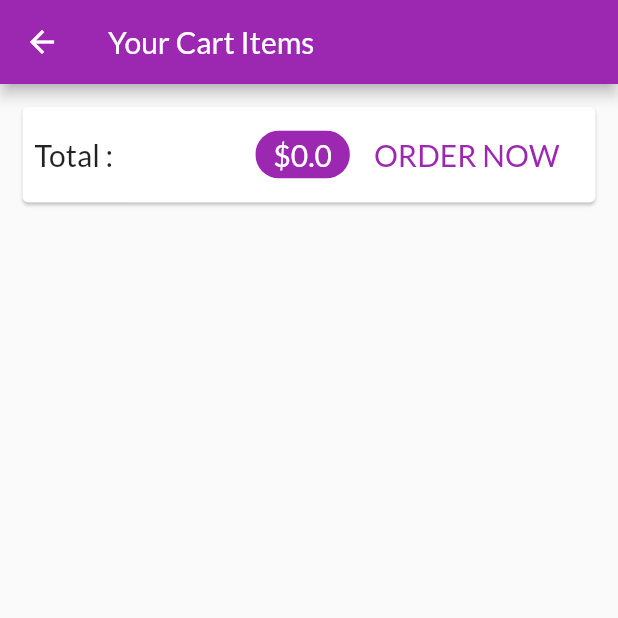
After one commit to Daniel-Sogbey/shop_app, a Flutter app: the CartScreen screen opened by its route, on a phone screen of 412 x 824 dp, the top half of it. The commit adds this screen. Run offline on Flutter 3.47's test engine with Material 2 defaults, Android fonts, the phone set to English and light mode, and no system bars; network calls fail.

Commit message:
added a cart screen and displaying a list of cart items in it

```diff
--- a/lib/main.dart
+++ b/lib/main.dart
@@ -4,8 +4,10 @@ import 'package:provider/single_child_widget.dart';
 
 import './providers/cart.dart';
 import './providers/products.dart';
+import './screens/cart_screen.dart';
 import './screens/product_detail_screen.dart';
 import './screens/products_overview_screen.dart';
+import 'screens/cart_screen.dart';
 import 'screens/product_detail_screen.dart';
 
 void main() {
@@ -38,6 +40,7 @@ class MyApp extends StatelessWidget {
         home: ProductsOverviewScreen(),
         routes: {
           ProductDetailScreen.routeName: (context) => ProductDetailScreen(),
+          CartScreen.routeName: (context) => CartScreen(),
         },
       ),
     );
--- a/lib/providers/cart.dart
+++ b/lib/providers/cart.dart
@@ -25,6 +25,14 @@ class Cart with ChangeNotifier {
     return _items.length;
   }
 
+  double get totalAmount {
+    var total = 0.0;
+    _items.forEach((key, CartItem) {
+      total += CartItem.price * CartItem.quantity;
+    });
+    return total;
+  }
+
   void addItem(String productId, double price, String title) {
     if (_items.containsKey(productId)) {
       _items.update(
--- /dev/null
+++ b/lib/screens/cart_screen.dart
@@ -0,0 +1,75 @@
+import 'package:flutter/material.dart';
+import 'package:provider/provider.dart';
+
+import '../providers/cart.dart';
+import '../widgets/cart_item.dart' as CI;
+
+class CartScreen extends StatelessWidget {
+  static const routeName = '/cart';
+  @override
+  Widget build(BuildContext context) {
+    final cart = Provider.of<Cart>(context);
+    return Scaffold(
+      appBar: AppBar(
+        title: Text('Your Cart Items'),
+      ),
+      body: Column(
+        children: <Widget>[
+          Card(
+            margin: EdgeInsets.all(15.0),
+            child: Padding(
+              padding: EdgeInsets.all(8.0),
+              child: Row(
+                mainAxisAlignment: MainAxisAlignment.spaceBetween,
+                children: <Widget>[
+                  Text(
+                    'Total : ',
+                    style: TextStyle(
+                      fontSize: 20.0,
+                    ),
+                  ),
+                  Spacer(),
+                  Chip(
+                    label: Text(
+                      '\$${cart.totalAmount}',
+                      style: TextStyle(
+                        color:
+                            Theme.of(context).primaryTextTheme.headline6.color,
+                        fontSize: 20.0,
+                      ),
+                    ),
+                    backgroundColor: Theme.of(context).primaryColor,
+                  ),
+                  FlatButton(
+                    onPressed: () {},
+                    textColor: Theme.of(context).primaryColor,
+                    child: Text(
+                      'ORDER NOW',
+                      style: TextStyle(
+                        fontSize: 20.0,
+                      ),
+                    ),
+                  )
+                ],
+              ),
+            ),
+          ),
+          SizedBox(
+            height: 10.0,
+          ),
+          Expanded(
+            child: ListView.builder(
+              itemCount: cart.itemCount,
+              itemBuilder: (ctx, i) => CI.CartItem(
+                id: cart.items.values.toList()[i].id,
+                title: cart.items.values.toList()[i].title,
+                quantity: cart.items.values.toList()[i].quantity,
+                price: cart.items.values.toList()[i].price,
+              ),
+            ),
+          ),
+        ],
+      ),
+    );
+  }
+}
--- a/lib/screens/products_overview_screen.dart
+++ b/lib/screens/products_overview_screen.dart
@@ -2,8 +2,10 @@ import 'package:flutter/material.dart';
 import 'package:provider/provider.dart';
 
 import '../providers/cart.dart';
+import '../screens/cart_screen.dart';
 import '../widgets/badge.dart';
 import '../widgets/product_grid.dart';
+import 'cart_screen.dart';
 
 enum FilterOptions {
   Favorites,
@@ -54,7 +56,9 @@ class _ProductsOverviewScreenState extends State<ProductsOverviewScreen> {
               value: cart.itemCount.toString(),
             ),
             child: IconButton(
-              onPressed: () {},
+              onPressed: () {
+                Navigator.of(context).pushNamed(CartScreen.routeName);
+              },
               icon: Icon(
                 Icons.shopping_cart,
               ),
```
Also changed, not shown: lib/widgets/cart_item.dart (added, +34 -0 lines).
